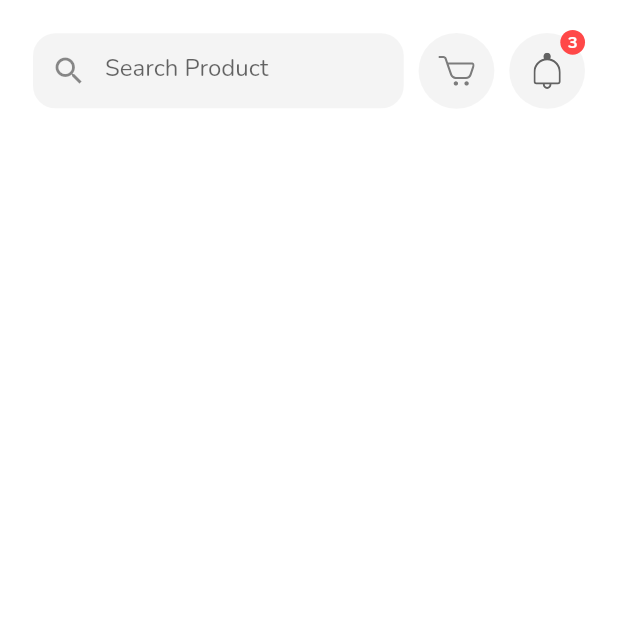
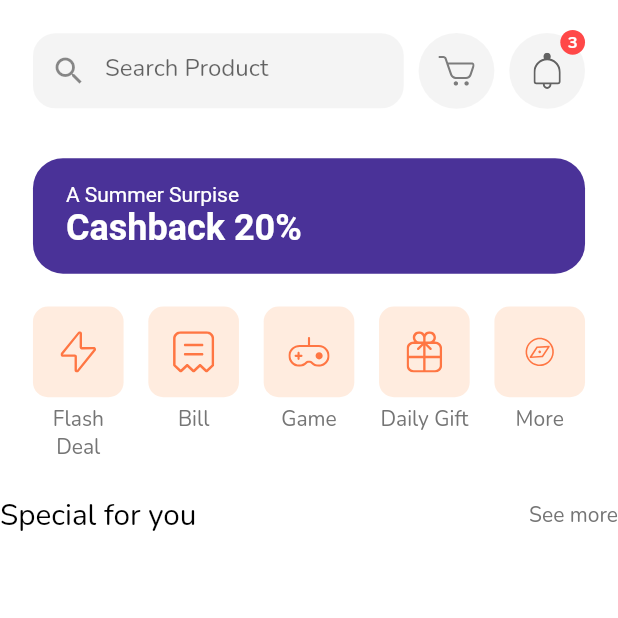
Before and after one commit to mtergel/shop_app_flutter_demo, a Flutter app: the HomeScreen screen opened by its route, on a phone screen of 412 x 824 dp, the top half of it. Run offline on Flutter 3.47's test engine with Material 2 defaults, Android fonts, the phone set to English and light mode, and no system bars; our stand-ins replace flutter_svg.

Commit message:
Categories

```diff
--- /dev/null
+++ b/lib/screens/home_screen/widgets/categories.dart
@@ -0,0 +1,70 @@
+import 'package:flutter/material.dart';
+import 'package:flutter_svg/flutter_svg.dart';
+import 'package:shop_app/size_config.dart';
+
+class Categories extends StatelessWidget {
+  @override
+  Widget build(BuildContext context) {
+    final List<Map<String, String>> categories = [
+      {"icon": "assets/icons/Flash Icon.svg", "text": "Flash Deal"},
+      {"icon": "assets/icons/Bill Icon.svg", "text": "Bill"},
+      {"icon": "assets/icons/Game Icon.svg", "text": "Game"},
+      {"icon": "assets/icons/Gift Icon.svg", "text": "Daily Gift"},
+      {"icon": "assets/icons/Discover.svg", "text": "More"},
+    ];
+    return Padding(
+      padding: EdgeInsets.all(getProportionateScreenWidth(20)),
+      child: Row(
+          mainAxisAlignment: MainAxisAlignment.spaceBetween,
+          crossAxisAlignment: CrossAxisAlignment.start,
+          children: [
+            ...List.generate(
+                categories.length,
+                (index) => CategoryCard(
+                    icon: categories[index]['icon'],
+                    text: categories[index]['text'],
+                    press: () {}))
+          ]),
+    );
+  }
+}
+
+class CategoryCard extends StatelessWidget {
+  const CategoryCard({
+    Key key,
+    @required this.icon,
+    @required this.text,
+    @required this.press,
+  }) : super(key: key);
+
+  final String icon, text;
+  final GestureTapCallback press;
+
+  @override
+  Widget build(BuildContext context) {
+    return GestureDetector(
+      onTap: press,
+      child: SizedBox(
+          width: getProportionateScreenWidth(55),
+          child: Column(
+            children: [
+              AspectRatio(
+                aspectRatio: 1,
+                child: Container(
+                  padding: EdgeInsets.all(getProportionateScreenWidth(15)),
+                  decoration: BoxDecoration(
+                      color: const Color(0xFFFFECDF),
+                      borderRadius: BorderRadius.circular(10)),
+                  child: SvgPicture.asset(icon),
+                ),
+              ),
+              const SizedBox(height: 5),
+              Text(
+                text,
+                textAlign: TextAlign.center,
+              )
+            ],
+          )),
+    );
+  }
+}
--- /dev/null
+++ b/lib/screens/home_screen/widgets/discount_banner.dart
@@ -0,0 +1,30 @@
+import 'package:flutter/material.dart';
+import 'package:shop_app/size_config.dart';
+
+class DiscountBanner extends StatelessWidget {
+  const DiscountBanner({
+    Key key,
+  }) : super(key: key);
+
+  @override
+  Widget build(BuildContext context) {
+    return Container(
+      margin: EdgeInsets.symmetric(horizontal: getProportionateScreenWidth(20)),
+      width: double.infinity,
+      padding: EdgeInsets.symmetric(
+          horizontal: getProportionateScreenWidth(20),
+          vertical: getProportionateScreenWidth(15)),
+      decoration: BoxDecoration(
+          color: const Color(0xFF4A3298),
+          borderRadius: BorderRadius.circular(20)),
+      child: const Text.rich(TextSpan(
+          text: 'A Summer Surpise\n',
+          style: TextStyle(color: Colors.white),
+          children: [
+            TextSpan(
+                text: 'Cashback 20%',
+                style: TextStyle(fontSize: 24, fontWeight: FontWeight.bold))
+          ])),
+    );
+  }
+}
--- a/lib/screens/home_screen/widgets/home_screen_body.dart
+++ b/lib/screens/home_screen/widgets/home_screen_body.dart
@@ -1,4 +1,6 @@
 import 'package:flutter/material.dart';
+import 'package:shop_app/screens/home_screen/widgets/categories.dart';
+import 'package:shop_app/screens/home_screen/widgets/discount_banner.dart';
 import 'package:shop_app/screens/home_screen/widgets/home_header.dart';
 import 'package:shop_app/size_config.dart';
 
@@ -10,7 +12,22 @@ class HomeScreenBody extends StatelessWidget {
         child: Column(
           children: [
             SizedBox(height: getProportionateScreenWidth(20)),
-            const HomeHeader()
+            const HomeHeader(),
+            SizedBox(height: getProportionateScreenWidth(30)),
+            const DiscountBanner(),
+            Categories(),
+            Row(
+              mainAxisAlignment: MainAxisAlignment.spaceBetween,
+              children: [
+                Text(
+                  'Special for you',
+                  style: TextStyle(
+                      fontSize: getProportionateScreenWidth(18),
+                      color: Colors.black),
+                ),
+                const Text('See more')
+              ],
+            )
           ],
         ),
       ),
```
